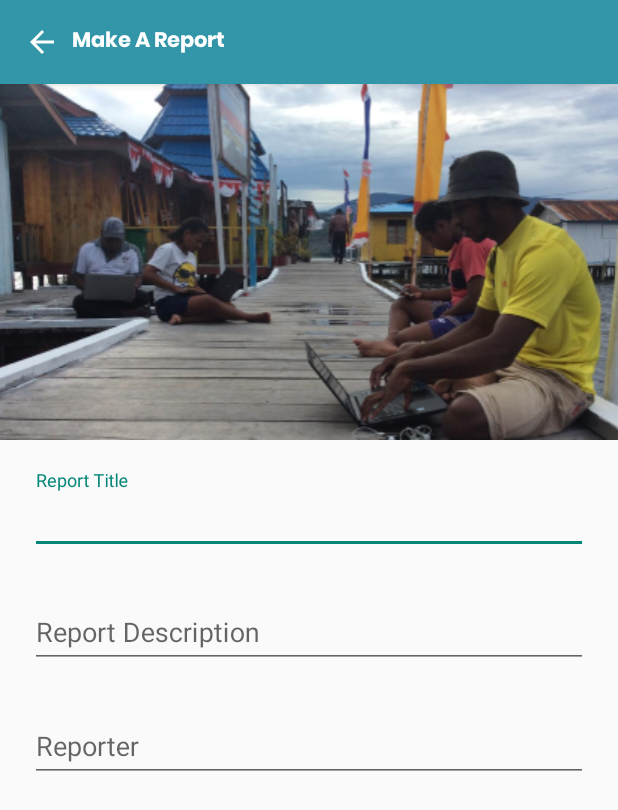
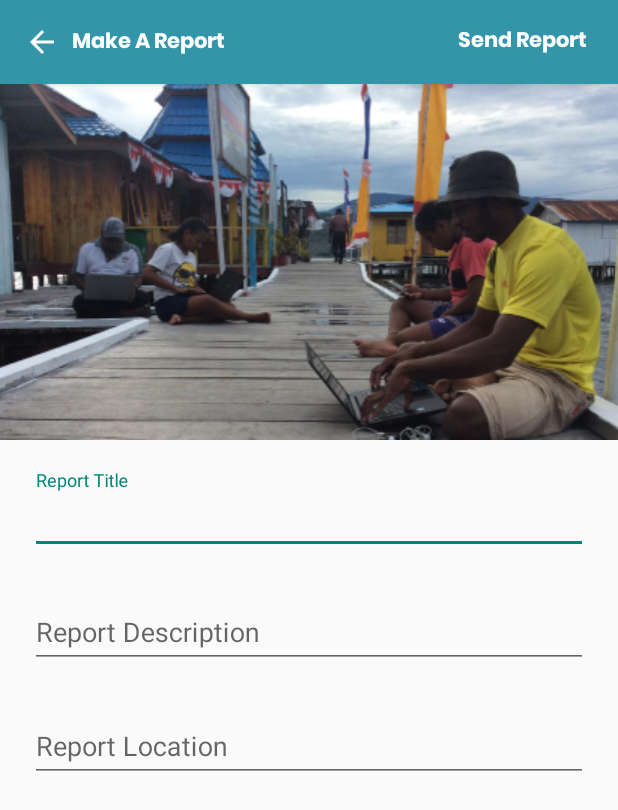
Before and after one commit to Mukhlashin/RajaAmpat, an Android app: the layout activity_send_report.xml on its own in the app's theme, with its tools: preview values and no code run, on a phone screen of 412 x 824 dp. Shown: the top 810 px of the screen. Run offline under Robolectric (Android 15) with nearby library versions, the phone set to English and light mode, and no system bars.

Commit message:
Making constraint layout

```diff
--- a/app/src/main/res/layout/activity_send_report.xml
+++ b/app/src/main/res/layout/activity_send_report.xml
@@ -4,7 +4,7 @@
     xmlns:tools="http://schemas.android.com/tools"
     android:layout_width="match_parent"
     android:layout_height="match_parent"
-    tools:context=".reportActivity.SendReportActivity"
+    tools:context="activity.reportActivity.SendReportActivity"
     android:orientation="vertical">
 
     <com.google.android.material.appbar.AppBarLayout
@@ -46,6 +46,22 @@
                     app:layout_constraintStart_toStartOf="parent"
                     app:layout_constraintTop_toTopOf="parent" />
 
+                <Button
+                    android:id="@+id/btn_send_report"
+                    android:layout_width="wrap_content"
+                    android:layout_height="wrap_content"
+                    android:layout_marginEnd="20dp"
+                    android:layout_marginTop="8dp"
+                    android:layout_marginBottom="8dp"
+                    android:background="@android:color/transparent"
+                    android:fontFamily="@font/poppinsbold"
+                    android:text="Send Report"
+                    android:textAllCaps="false"
+                    android:textColor="@android:color/white"
+                    app:layout_constraintBottom_toBottomOf="parent"
+                    app:layout_constraintEnd_toEndOf="parent"
+                    app:layout_constraintTop_toTopOf="parent" />
+
             </androidx.constraintlayout.widget.ConstraintLayout>
 
         </androidx.appcompat.widget.Toolbar>
@@ -68,7 +84,7 @@
                 android:layout_height="wrap_content">
 
                 <ImageView
-                    android:id="@+id/img_detail_news"
+                    android:id="@+id/img_send_report"
                     android:layout_width="match_parent"
                     android:layout_height="match_parent"
                     android:background="@drawable/img_news1"
@@ -84,6 +100,7 @@
                 android:layout_marginHorizontal="20dp">
 
                 <com.google.android.material.textfield.TextInputEditText
+                    android:id="@+id/edt_report_title"
                     android:layout_width="match_parent"
                     android:layout_height="wrap_content"
                     android:textColor="@android:color/black"
@@ -99,6 +116,7 @@
                 android:layout_marginHorizontal="20dp">
 
                 <com.google.android.material.textfield.TextInputEditText
+                    android:id="@+id/edt_report_desc"
                     android:layout_width="match_parent"
                     android:layout_height="wrap_content"
                     android:textColor="@android:color/black"
@@ -114,10 +132,11 @@
                 android:layout_marginHorizontal="20dp">
 
                 <com.google.android.material.textfield.TextInputEditText
+                    android:id="@+id/edt_report_location"
                     android:layout_width="match_parent"
                     android:layout_height="wrap_content"
-                    android:textColor="@android:color/black"
-                    android:hint="Reporter"/>
+                    android:hint="Report Location"
+                    android:textColor="@android:color/black" />
 
             </com.google.android.material.textfield.TextInputLayout>
 
--- a/app/src/main/res/layout/error_layout.xml
+++ b/app/src/main/res/layout/error_layout.xml
@@ -43,7 +43,7 @@
         app:layout_constraintTop_toBottomOf="@+id/tv_salah"/>
 
     <Button
-        android:id="@+id/btn_okay"
+        android:id="@+id/btn_let_me_in"
         android:layout_width="match_parent"
         android:layout_height="wrap_content"
         android:layout_marginTop="50dp"
```
